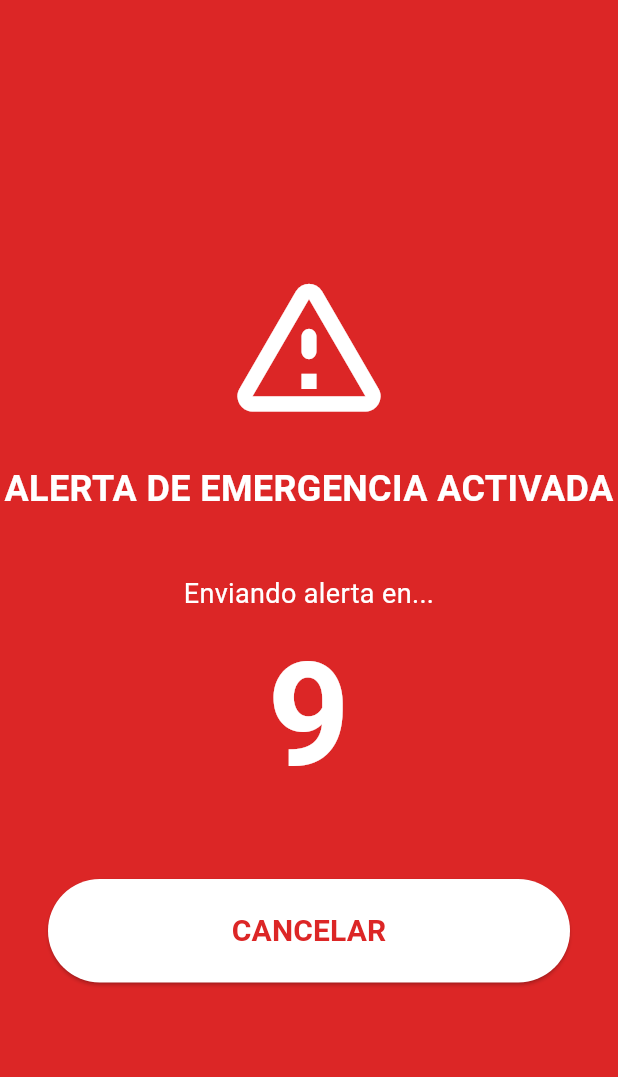
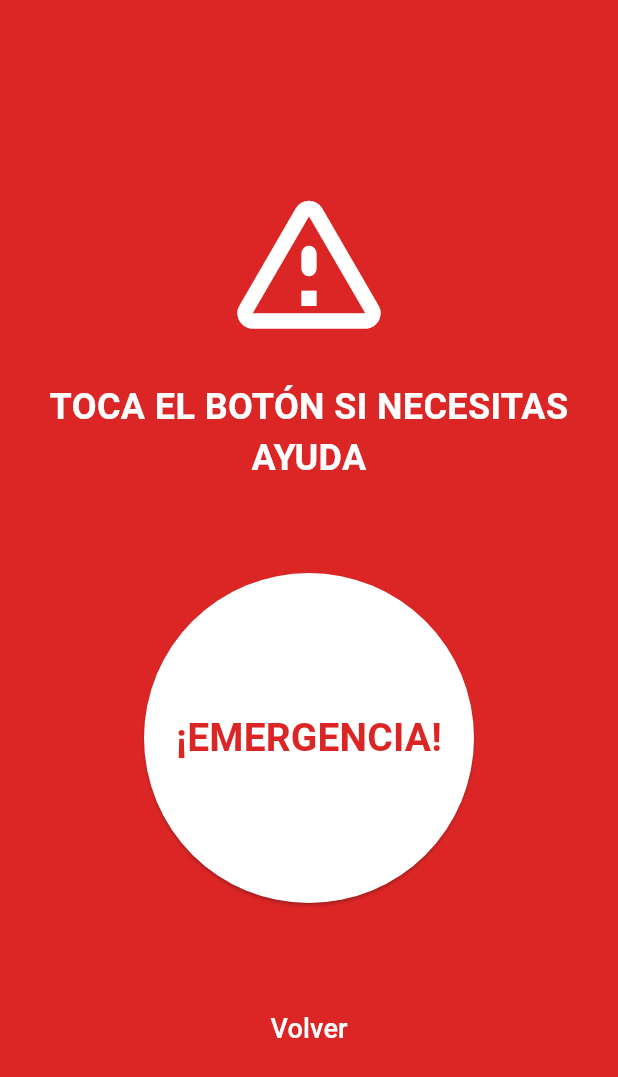
Before and after one commit to barriosevelyn488-web/proyecto_alba_guatemala, a Flutter app: the SosActivoScreen screen opened directly, on a phone screen of 412 x 824 dp. Shown: the top 1077 px of the screen. Run offline on Flutter 3.47's test engine with Material 3 defaults, Android fonts, the phone set to English and light mode, and no system bars; our stand-ins replace cloud_firestore, firebase_core, flutter_local_notifications, geolocator, sensors_plus, timezone; missing offline and left inert: flutter_background_service; accounts and stored records are empty; generated files the repository leaves out were written again; statements that could not run were skipped.

Commit message:
feat(sos): boton manual de emergencia y conexion con sos_service

```diff
--- /dev/null
+++ b/lib/main_test_sos.dart
@@ -0,0 +1,6 @@
+import 'package:flutter/material.dart';
+import 'package:proyecto_alba_guatemala/screens/adulto_mayor/sos_activo_screen.dart';
+
+void main() {
+  runApp(const MaterialApp(home: SosActivoScreen()));
+}
--- a/lib/screens/adulto_mayor/sos_activo_screen.dart
+++ b/lib/screens/adulto_mayor/sos_activo_screen.dart
@@ -1,7 +1,5 @@
 import 'package:flutter/material.dart';
-import 'package:provider/provider.dart';
 import 'package:proyecto_alba_guatemala/constants/app_colors.dart';
-import 'package:proyecto_alba_guatemala/providers/sos_provider.dart';
 import 'package:proyecto_alba_guatemala/services/sos_service.dart';
 
 class SosActivoScreen extends StatefulWidget {
@@ -12,33 +10,16 @@ class SosActivoScreen extends StatefulWidget {
 }
 
 class _SosActivoScreenState extends State<SosActivoScreen> {
-  @override
-  void initState() {
-    super.initState();
-    WidgetsBinding.instance.addPostFrameCallback((_) {
-      final sosProvider = Provider.of<SosProvider>(context, listen: false);
-      sosProvider.startSosCountdown(() {
-        _triggerSosActions();
+  bool _alertaEnviada = false;
+
+  void _triggerSosActions() async {
+    setState(() {
+      _alertaEnviada = true;
     });
-    });
-  }
 
-  void _triggerSosActions() {
-    if (!mounted) return;
-    print("¡ACCIÓN SOS! Enviando alertas...");
     final sosService = SosService();
-    // Reemplazar con números de emergencia reales de la configuración del usuario
-    sosService.makePhoneCall('123');
-    sosService.sendSmsWithLocation('123', '¡ALERTA DE EMERGENCIA!');
-
-    if (mounted) {
-      Navigator.of(context).pop();
-    }
-  }
-
-  void _cancel() {
-    Provider.of<SosProvider>(context, listen: false).cancelSos();
-    Navigator.of(context).pop();
+    await sosService.makePhoneCall('123');
+    await sosService.sendSmsWithLocation('123', '¡ALERTA DE EMERGENCIA!');
   }
 
   @override
@@ -46,46 +27,46 @@ class _SosActivoScreenState extends State<SosActivoScreen> {
     return Scaffold(
       backgroundColor: AppColors.criticalRed,
       body: SafeArea(
-        child: Consumer<SosProvider>(
-          builder: (context, sosProvider, child) {
-            return Column(
+        child: Padding(
+          padding: const EdgeInsets.symmetric(horizontal: 32.0),
+          child: Column(
             mainAxisAlignment: MainAxisAlignment.center,
             crossAxisAlignment: CrossAxisAlignment.stretch,
             children: [
               const Icon(Icons.warning_amber_rounded, color: Colors.white, size: 120),
               const SizedBox(height: 20),
-                const Text(
-                  'ALERTA DE EMERGENCIA ACTIVADA',
+              Text(
+                _alertaEnviada
+                    ? 'ALERTA ENVIADA AL CUIDADOR'
+                    : 'TOCA EL BOTÓN SI NECESITAS AYUDA',
                 textAlign: TextAlign.center,
-                  style: TextStyle(color: Colors.white, fontSize: 24, fontWeight: FontWeight.bold),
+                style: const TextStyle(color: Colors.white, fontSize: 24, fontWeight: FontWeight.bold),
               ),
-                const SizedBox(height: 40),
-                const Text(
-                  'Enviando alerta en...',
-                  textAlign: TextAlign.center,
-                  style: TextStyle(color: Colors.white, fontSize: 18),
-                ),
-                Text(
-                  '${sosProvider.countdown}',
-                  textAlign: TextAlign.center,
-                  style: const TextStyle(color: Colors.white, fontSize: 96, fontWeight: FontWeight.bold),
-                ),
-                const SizedBox(height: 40),
-                Padding(
-                  padding: const EdgeInsets.symmetric(horizontal: 32.0),
+              const SizedBox(height: 60),
+              SizedBox(
+                height: 220,
                 child: ElevatedButton(
-                    onPressed: _cancel,
+                  onPressed: _alertaEnviada ? null : _triggerSosActions,
                   style: ElevatedButton.styleFrom(
                     backgroundColor: Colors.white,
                     foregroundColor: AppColors.criticalRed,
-                      padding: const EdgeInsets.symmetric(vertical: 20),
+                    shape: const CircleBorder(),
                   ),
-                    child: const Text('CANCELAR', style: TextStyle(fontSize: 20, fontWeight: FontWeight.bold)),
+                  child: const Text(
+                    '¡EMERGENCIA!',
+                    textAlign: TextAlign.center,
+                    style: TextStyle(fontSize: 26, fontWeight: FontWeight.bold),
                   ),
                 ),
+              ),
+              const SizedBox(height: 60),
+              if (!_alertaEnviada)
+                TextButton(
+                  onPressed: () => Navigator.of(context).pop(),
+                  child: const Text('Volver', style: TextStyle(color: Colors.white, fontSize: 18)),
+                ),
             ],
-            );
-          },
+          ),
         ),
       ),
     );
--- a/pubspec.yaml
+++ b/pubspec.yaml
@@ -20,6 +20,7 @@ dependencies:
 
   # Hardware, Sensores y Utilidades Nativas
   sensors_plus: ^6.0.0
+  geolocator: ^13.0.1
   flutter_background_service: ^5.0.6
   flutter_local_notifications: ^17.2.2
   url_launcher: ^6.3.0
```
Also changed, not shown: pubspec.lock, 3 other files. Lines whose indentation alone changed are shown as unchanged.
